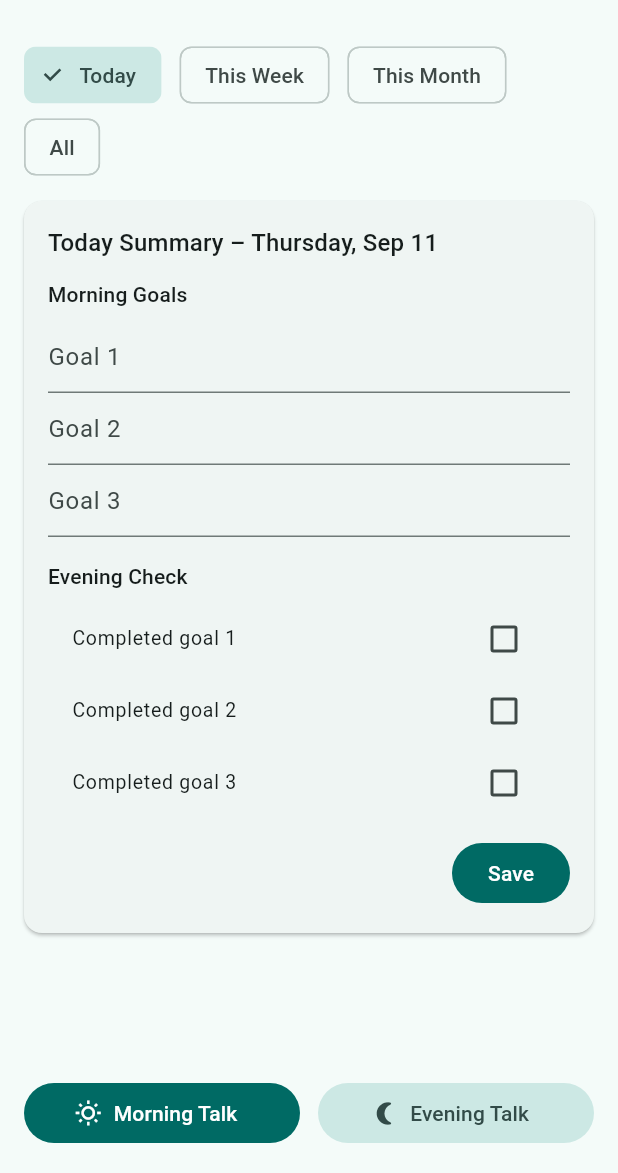
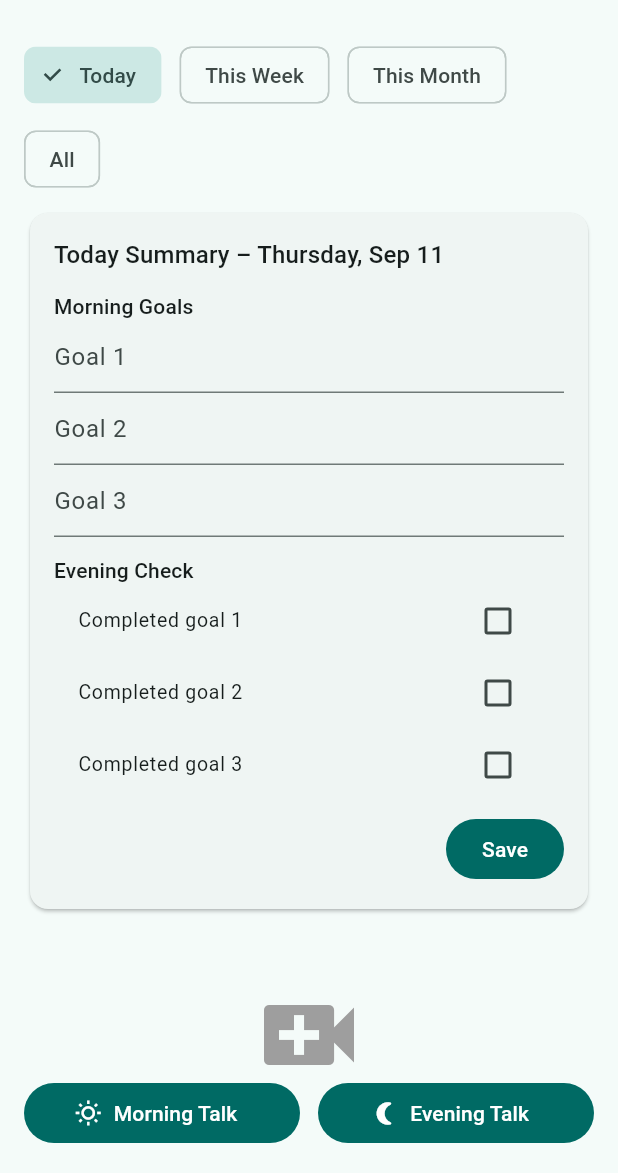
Before and after one commit to tdulman/mirrortalk_mvp, a Flutter app: the screen it shows after launch, on a phone screen of 412 x 824 dp, the part 63-1236 px from its top. Run offline on Flutter 3.47's test engine with Material 3 defaults, Android fonts, the light colour scheme and no system bars; our stand-ins replace share_plus, shared_preferences, speech_to_text.

Commit message:
UI: pull-to-refresh + empty state + Today Summary card

```diff
--- a/lib/screens/journal_screen.dart
+++ b/lib/screens/journal_screen.dart
@@ -1,6 +1,6 @@
-// lib/screens/journal_screen.dart
 import 'package:flutter/material.dart';
 import 'package:intl/intl.dart';
+
 import '../models/entry.dart';
 import '../services/storage_service.dart';
 import 'record_screen.dart';
@@ -16,7 +16,7 @@
 
 class _JournalScreenState extends State<JournalScreen> {
   FilterRange _range = FilterRange.today;
-  List<Entry> _all = [];
+  List<Entry> _all = <Entry>[];
   bool _loading = true;
 
   @override
@@ -28,32 +28,41 @@
   Future<void> _load() async {
     setState(() => _loading = true);
     final items = await StorageService.loadEntries();
+    // tarihe göre yeni → eski
+    items.sort((a, b) => b.createdAt.compareTo(a.createdAt));
     setState(() {
       _all = items;
       _loading = false;
     });
   }
 
+  Future<void> _reload() => _load();
+
   List<Entry> _filtered() {
+    if (_range == FilterRange.all) return _all;
+
     final now = DateTime.now();
     DateTime start;
+
     switch (_range) {
       case FilterRange.today:
         start = DateTime(now.year, now.month, now.day);
         break;
       case FilterRange.week:
-        final weekday = now.weekday; // Mon=1..Sun=7
-        start = DateTime(now.year, now.month, now.day).subtract(
-          Duration(days: weekday - 1),
-        );
+        final weekday = now.weekday; // Mon=1 … Sun=7
+        start = DateTime(now.year, now.month, now.day)
+            .subtract(Duration(days: weekday - 1));
         break;
       case FilterRange.month:
         start = DateTime(now.year, now.month, 1);
         break;
       case FilterRange.all:
-        return _all;
+        start = DateTime(1970);
+        break;
     }
-    return _all.where((e) => e.createdAt.isAfter(start)).toList();
+
+    return _all.where((e) => e.createdAt.isAfter(start)).toList()
+      ..sort((a, b) => b.createdAt.compareTo(a.createdAt));
   }
 
   Future<void> _delete(String id) async {
@@ -62,73 +71,11 @@
   }
 
   Future<void> _openRecord(RecordType type) async {
-    final changed = await Navigator.of(context).push<bool>(
+    await Navigator.push(
+      context,
       MaterialPageRoute(builder: (_) => RecordScreen(type: type)),
     );
-    if (changed == true) _load();
-  }
-
-  Widget _filterChips() {
-    ChoiceChip chip(FilterRange r, String label) {
-      return ChoiceChip(
-        label: Text(label),
-        selected: _range == r,
-        onSelected: (_) => setState(() => _range = r),
-      );
-    }
-
-    return Wrap(
-      spacing: 12,
-      children: [
-        chip(FilterRange.today, 'Today'),
-        chip(FilterRange.week, 'This Week'),
-        chip(FilterRange.month, 'This Month'),
-        chip(FilterRange.all, 'All'),
-      ],
-    );
-  }
-
-  Widget _todaySummaryCard() {
-    if (_range != FilterRange.today) return const SizedBox.shrink();
-    return Card(
-      margin: const EdgeInsets.symmetric(vertical: 12),
-      child: Padding(
-        padding: const EdgeInsets.all(16),
-        child: Column(
-          crossAxisAlignment: CrossAxisAlignment.start,
-          children: [
-            Text(
-              'Today Summary – ${DateFormat('EEEE, MMM d').format(DateTime.now())}',
-              style: Theme.of(context).textTheme.titleMedium,
-            ),
-            const SizedBox(height: 12),
-            Text('Morning Goals', style: Theme.of(context).textTheme.titleSmall),
-            const SizedBox(height: 8),
-            const _GoalField(hint: 'Goal 1'),
-            const _GoalField(hint: 'Goal 2'),
-            const _GoalField(hint: 'Goal 3'),
-            const SizedBox(height: 16),
-            Text('Evening Check', style: Theme.of(context).textTheme.titleSmall),
-            const SizedBox(height: 8),
-            const _CheckRow(label: 'Completed goal 1'),
-            const _CheckRow(label: 'Completed goal 2'),
-            const _CheckRow(label: 'Completed goal 3'),
-            const SizedBox(height: 12),
-            Align(
-              alignment: Alignment.centerRight,
-              child: FilledButton(
-                onPressed: () {
-                  ScaffoldMessenger.of(context).showSnackBar(
-                    const SnackBar(content: Text('Saved')),
-                  );
-                },
-                child: const Text('Save'),
-              ),
-            ),
-          ],
-        ),
-      ),
-    );
+    await _reload();
   }
 
   @override
@@ -141,36 +88,50 @@
         actions: [
           IconButton(
             icon: const Icon(Icons.settings),
-            onPressed: () {},
-          )
+            onPressed: () {}, // ileride Settings
+            tooltip: 'Settings',
+          ),
         ],
       ),
       body: SafeArea(
         child: _loading
             ? const Center(child: CircularProgressIndicator())
             : RefreshIndicator(
-                onRefresh: _load,
+                onRefresh: _reload,
                 child: ListView(
-                  padding: const EdgeInsets.fromLTRB(16, 12, 16, 100),
+                  padding:
+                      const EdgeInsets.fromLTRB(16.0, 12.0, 16.0, 100.0),
                   children: [
                     _filterChips(),
-                    _todaySummaryCard(),
                     const SizedBox(height: 8),
-                    if (list.isNotEmpty)
-                      Text(
-                        _range == FilterRange.all
-                            ? 'Since ${DateFormat('yMMMd').format(list.last.createdAt)}'
-                            : DateFormat('yMMMM').format(DateTime.now()),
-                        style: Theme.of(context)
-                            .textTheme
-                            .labelLarge
-                            ?.copyWith(color: Colors.black54),
-                      ),
-                    const SizedBox(height: 6),
-                    ...list.map((e) => _EntryTile(
+
+                    // Sadece Today'de "Today Summary" kartı
+                    if (_range == FilterRange.today) ...[
+                      _TodaySummaryCard(),
+                      const SizedBox(height: 8),
+                    ],
+
+                    if (list.isEmpty) ...[
+                      _EmptyState(onAdd: _reload),
+                    ] else ...[
+                      if (_range == FilterRange.all) ...[
+                        Text(
+                          'Since ${DateFormat('yyyy-MM-dd').format(list.last.createdAt)} '
+                          'to ${DateFormat('yyyy-MM-dd').format(DateTime.now())}',
+                          style: Theme.of(context)
+                              .textTheme
+                              .labelLarge
+                              ?.copyWith(color: Colors.black54),
+                        ),
+                        const SizedBox(height: 6),
+                      ],
+                      ...list.map(
+                        (e) => _EntryTile(
                           entry: e,
                           onDelete: () => _delete(e.id),
-                        )),
+                        ),
+                      ),
+                    ],
                   ],
                 ),
               ),
@@ -189,7 +150,7 @@
               ),
               const SizedBox(width: 12),
               Expanded(
-                child: FilledButton.tonalIcon(
+                child: FilledButton.icon(
                   onPressed: () => _openRecord(RecordType.evening),
                   icon: const Icon(Icons.nightlight_round),
                   label: const Text('Evening Talk'),
@@ -201,27 +162,121 @@
       ),
     );
   }
+
+  /// Filtre chip’leri – ChoiceChip hatasını önlemek için **Widget** döner.
+  Widget _filterChips() {
+    String label(FilterRange r) {
+      switch (r) {
+        case FilterRange.today:
+          return 'Today';
+        case FilterRange.week:
+          return 'This Week';
+        case FilterRange.month:
+          return 'This Month';
+        case FilterRange.all:
+          return 'All';
+      }
+    }
+
+    return Wrap(
+      spacing: 12,
+      runSpacing: 8,
+      children: FilterRange.values.map((r) {
+        return ChoiceChip(
+          label: Text(label(r)),
+          selected: _range == r,
+          onSelected: (_) => setState(() => _range = r),
+        );
+      }).toList(),
+    );
+  }
 }
 
-class _EntryTile extends StatelessWidget {
-  final Entry entry;
-  final VoidCallback onDelete;
-  const _EntryTile({required this.entry, required this.onDelete});
+/// Boş liste durumunda kullanıcıyı kayıt başlatmaya yönlendirir.
+class _EmptyState extends StatelessWidget {
+  const _EmptyState({required this.onAdd});
+  final VoidCallback onAdd;
 
   @override
   Widget build(BuildContext context) {
-    final icon = entry.type == RecordType.morning
-        ? Icons.wb_sunny_outlined
-        : Icons.nightlight_round;
-    final when = DateFormat('EEE, MMM d – HH:mm').format(entry.createdAt);
+    return Center(
+      child: Padding(
+        padding: const EdgeInsets.all(32),
+        child: Column(
+          mainAxisAlignment: MainAxisAlignment.center,
+          children: [
+            const Icon(Icons.video_call, size: 80, color: Colors.grey),
+            const SizedBox(height: 16),
+            const Text(
+              'Henüz hiç kayıt yok.',
+              style: TextStyle(fontSize: 18, color: Colors.black54),
+              textAlign: TextAlign.center,
+            ),
+            const SizedBox(height: 24),
+            FilledButton(
+              onPressed: () async {
+                await Navigator.push(
+                  context,
+                  MaterialPageRoute(
+                    builder: (_) => const RecordScreen(type: RecordType.morning),
+                  ),
+                );
+                onAdd();
+              },
+              child: const Text('Morning Talk Başlat'),
+            ),
+            const SizedBox(height: 12),
+            FilledButton(
+              onPressed: () async {
+                await Navigator.push(
+                  context,
+                  MaterialPageRoute(
+                    builder: (_) => const RecordScreen(type: RecordType.evening),
+                  ),
+                );
+                onAdd();
+              },
+              child: const Text('Evening Talk Başlat'),
+            ),
+          ],
+        ),
+      ),
+    );
+  }
+}
 
+/// Liste öğesi
+class _EntryTile extends StatelessWidget {
+  const _EntryTile({required this.entry, required this.onDelete});
+
+  final Entry entry;
+  final VoidCallback onDelete;
+
+  IconData _icon() {
+    switch (entry.type) {
+      case RecordType.morning:
+        return Icons.wb_sunny_outlined;
+      case RecordType.evening:
+        return Icons.nightlight_round;
+    }
+  }
+
+  String _when() =>
+      DateFormat('EEE, MMM d · HH:mm').format(entry.createdAt.toLocal());
+
+  @override
+  Widget build(BuildContext context) {
     return Card(
       child: ListTile(
-        leading: Icon(icon),
-        title: Text('${entry.type.name.toUpperCase()} · ${entry.durationSec}s'),
-        subtitle: Text(when),
+        leading: Icon(_icon()),
+        title: Text(
+          '${entry.type.name.toUpperCase()} · ${entry.durationSec}s',
+          style: Theme.of(context).textTheme.titleMedium,
+        ),
+        subtitle: Text(_when()),
         trailing: IconButton(
           icon: const Icon(Icons.delete_outline),
+          tooltip: 'Delete',
           onPressed: onDelete,
         ),
       ),
@@ -229,34 +284,88 @@
   }
 }
 
-class _GoalField extends StatelessWidget {
-  final String hint;
-  const _GoalField({required this.hint});
+/// Basit bir “Today Summary” kartı (lokal state’li, örnek)
+class _TodaySummaryCard extends StatefulWidget {
+  @override
+  State<_TodaySummaryCard> createState() => _TodaySummaryCardState();
+}
+
+class _TodaySummaryCardState extends State<_TodaySummaryCard> {
+  final _g1 = TextEditingController();
+  final _g2 = TextEditingController();
+  final _g3 = TextEditingController();
+  bool _c1 = false, _c2 = false, _c3 = false;
+
+  @override
+  void dispose() {
+    _g1.dispose();
+    _g2.dispose();
+    _g3.dispose();
+    super.dispose();
+  }
+
   @override
   Widget build(BuildContext context) {
-    return TextField(
-      decoration: InputDecoration(hintText: hint),
-    );
-    }
-}
+    final title =
+        'Today Summary – ${DateFormat('EEEE, MMM d').format(DateTime.now())}';
 
-class _CheckRow extends StatefulWidget {
-  final String label;
-  const _CheckRow({required this.label});
-  @override
-  State<_CheckRow> createState() => _CheckRowState();
-}
+    InputDecoration deco(String hint) => InputDecoration(
+          hintText: hint,
+          border: const UnderlineInputBorder(),
+        );
 
-class _CheckRowState extends State<_CheckRow> {
-  bool v = false;
-  @override
-  Widget build(BuildContext context) {
-    return CheckboxListTile(
-      value: v,
-      onChanged: (x) => setState(() => v = x ?? false),
-      title: Text(widget.label),
-      dense: true,
-      controlAffinity: ListTileControlAffinity.trailing,
+    return Card(
+      child: Padding(
+        padding: const EdgeInsets.all(16),
+        child: Column(
+          crossAxisAlignment: CrossAxisAlignment.start,
+          children: [
+            Text(title, style: Theme.of(context).textTheme.titleMedium),
+            const SizedBox(height: 12),
+            Text('Morning Goals',
+                style: Theme.of(context).textTheme.labelLarge),
+            TextField(controller: _g1, decoration: deco('Goal 1')),
+            TextField(controller: _g2, decoration: deco('Goal 2')),
+            TextField(controller: _g3, decoration: deco('Goal 3')),
+            const SizedBox(height: 12),
+            Text('Evening Check',
+                style: Theme.of(context).textTheme.labelLarge),
+            CheckboxListTile(
+              dense: true,
+              value: _c1,
+              onChanged: (v) => setState(() => _c1 = v ?? false),
+              title: const Text('Completed goal 1'),
+              controlAffinity: ListTileControlAffinity.trailing,
+            ),
+            CheckboxListTile(
+              dense: true,
+              value: _c2,
+              onChanged: (v) => setState(() => _c2 = v ?? false),
+              title: const Text('Completed goal 2'),
+              controlAffinity: ListTileControlAffinity.trailing,
+            ),
+            CheckboxListTile(
+              dense: true,
+              value: _c3,
+              onChanged: (v) => setState(() => _c3 = v ?? false),
+              title: const Text('Completed goal 3'),
+              controlAffinity: ListTileControlAffinity.trailing,
+            ),
+            const SizedBox(height: 8),
+            Align(
+              alignment: Alignment.centerRight,
+              child: FilledButton(
+                onPressed: () {
+                  ScaffoldMessenger.of(context).showSnackBar(
+                    const SnackBar(content: Text('Saved')),
+                  );
+                },
+                child: const Text('Save'),
+              ),
+            ),
+          ],
+        ),
+      ),
     );
   }
 }
--- a/lib/services/retention_service.dart
+++ b/lib/services/retention_service.dart
@@ -37,7 +37,9 @@
           }
           items[i] = e.copyWith(videoPath: null); // transcript kalır
           changed = true;
-        } catch (_) {/* ignore */}
+        } catch (_) {
+          /* ignore */
+        }
       }
     }
 
```
Also changed, not shown: lib/main_broken_backup.dart (+40 -28 lines), lib/screens/entry_detail_screen.dart (+14 -13 lines), lib/screens/settings_screen.dart (+9 -13 lines), lib/screens/today_summary_card.dart (+20 -19 lines), lib/main.dart (line endings or trailing spaces), 1 other file.
